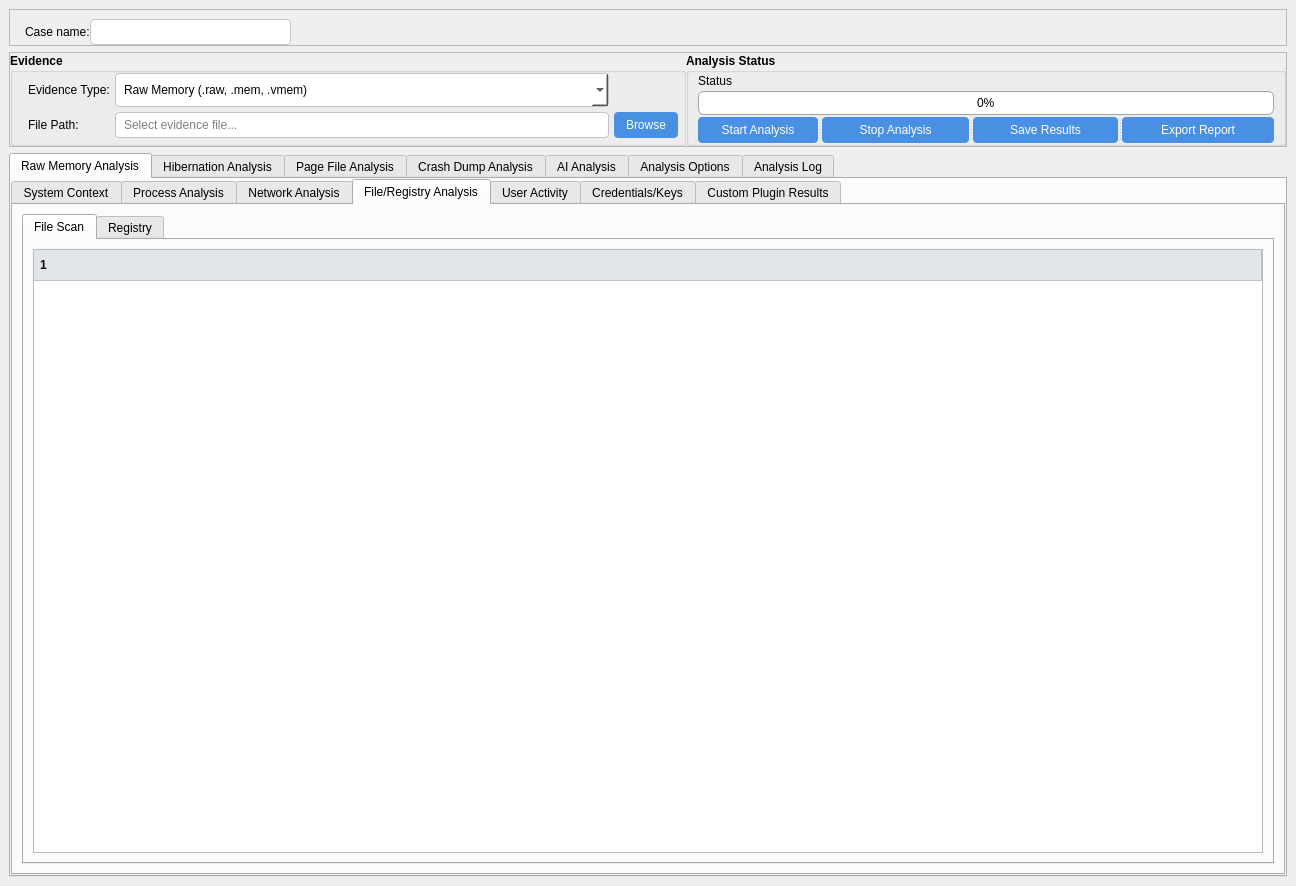
This is ui/pages/analysis_ui/memory_analysis.ui in Tlinhk/Windows_forensic as Qt 5 draws it before an edit. The edited form follows.
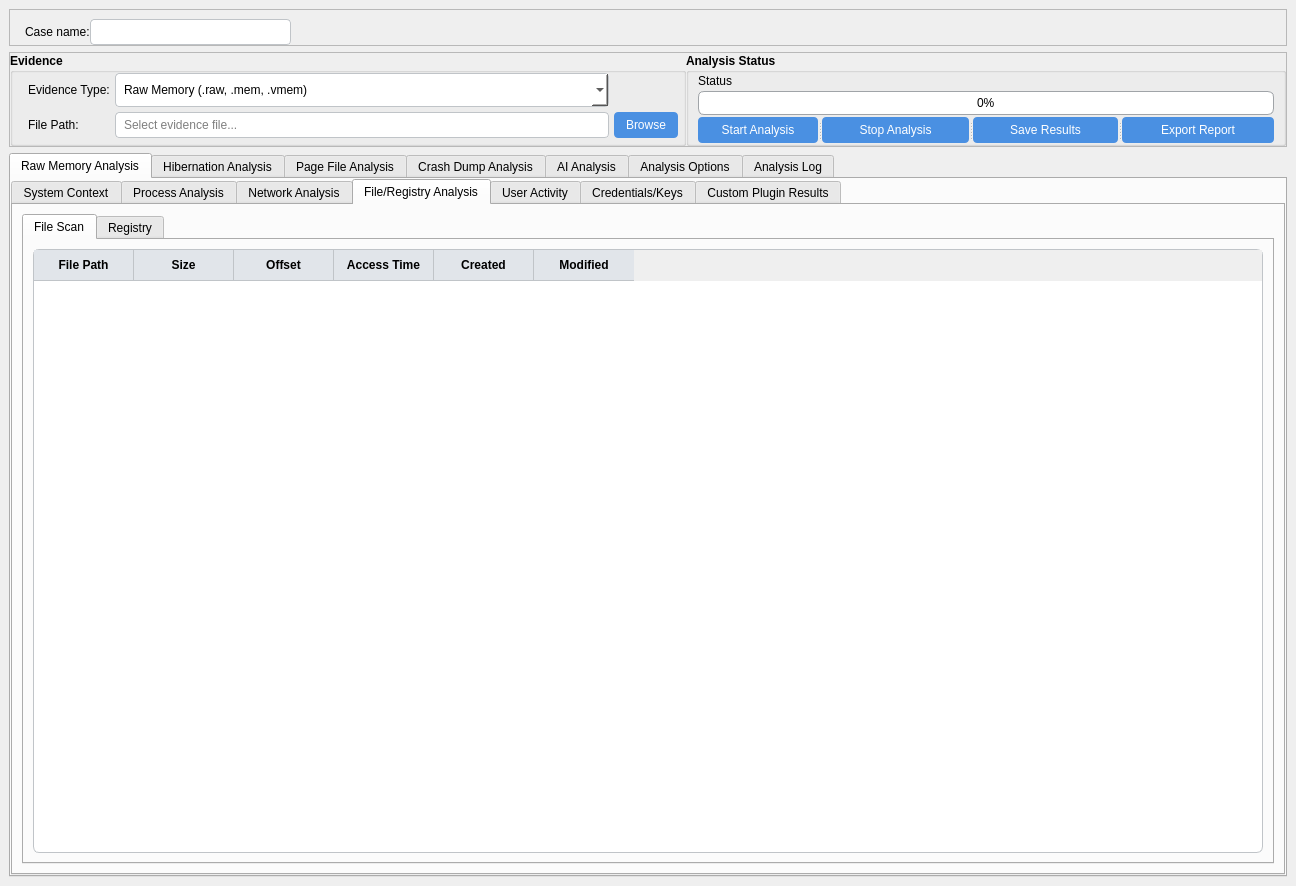
This is the edited form. The open tabs and pages were chosen to show the change. Icons and pictures are not drawn.

The edit to the form file:
```diff
--- a/ui/pages/analysis_ui/memory_analysis.ui
+++ b/ui/pages/analysis_ui/memory_analysis.ui
@@ -1019,10 +1019,44 @@
                </attribute>
                <layout class="QVBoxLayout" name="fileScanLayout">
                 <item>
-                 <widget class="QTreeWidget" name="filescanTree">
+                 <widget class="QTableWidget" name="filescanTable">
+                  <property name="alternatingRowColors">
+                   <bool>true</bool>
+                  </property>
+                  <property name="selectionBehavior">
+                   <enum>QAbstractItemView::SelectRows</enum>
+                  </property>
+                  <property name="sortingEnabled">
+                   <bool>true</bool>
+                  </property>
                   <column>
                    <property name="text">
-                    <string notr="true">1</string>
+                    <string>File Path</string>
+                   </property>
+                  </column>
+                  <column>
+                   <property name="text">
+                    <string>Size</string>
+                   </property>
+                  </column>
+                  <column>
+                   <property name="text">
+                    <string>Offset</string>
+                   </property>
+                  </column>
+                  <column>
+                   <property name="text">
+                    <string>Access Time</string>
+                   </property>
+                  </column>
+                  <column>
+                   <property name="text">
+                    <string>Created</string>
+                   </property>
+                  </column>
+                  <column>
+                   <property name="text">
+                    <string>Modified</string>
                    </property>
                   </column>
                  </widget>
```
Left out of the diff: 43 changed lines with no effect on the pictures.
